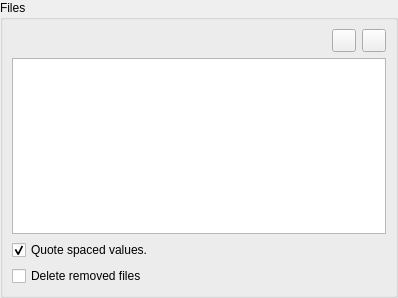
This is v2/branches/newxup/monkey/src/xupmanager/gui/FilesEditor.ui in testmana2/mks as Qt 5 draws it before an edit. The edited form follows.
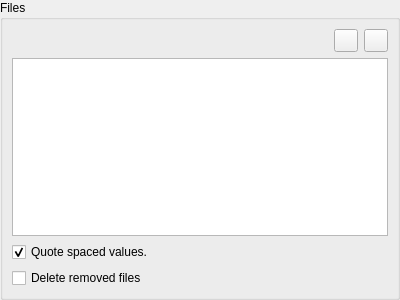
This is the edited form. Icons and pictures are not drawn. Custom widgets are drawn as their Qt base class.

Patch:
```diff
--- a/v2/branches/newxup/monkey/src/xupmanager/gui/FilesEditor.ui
+++ b/v2/branches/newxup/monkey/src/xupmanager/gui/FilesEditor.ui
@@ -6,8 +6,8 @@
    <rect>
     <x>0</x>
     <y>0</y>
-    <width>398</width>
-    <height>298</height>
+    <width>400</width>
+    <height>300</height>
    </rect>
   </property>
   <property name="windowTitle">
```
Left out of the diff: 2 changed lines with no effect on the pictures.
